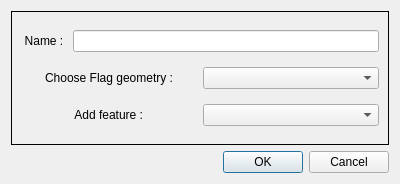
Above: ui/dialogFlag.ui from VCityTeam/3DUSE before the change. Below: the same form after it.
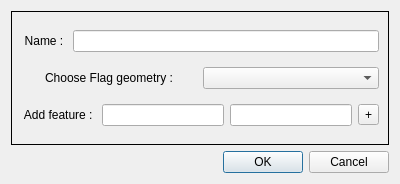
That is the form after the change.

Commit message: static tags / flags ok, still need lot of cleaning

Diff of the .ui file:
```diff
--- a/ui/dialogFlag.ui
+++ b/ui/dialogFlag.ui
@@ -70,7 +70,17 @@
          </widget>
         </item>
         <item>
-         <widget class="QComboBox" name="comboBox_2"/>
+         <widget class="QLineEdit" name="lineEdit_3"/>
+        </item>
+        <item>
+         <widget class="QLineEdit" name="lineEdit_2"/>
+        </item>
+        <item>
+         <widget class="QToolButton" name="toolButton">
+          <property name="text">
+           <string>+</string>
+          </property>
+         </widget>
         </item>
        </layout>
       </item>
```
The commit also changes 11 other files.
